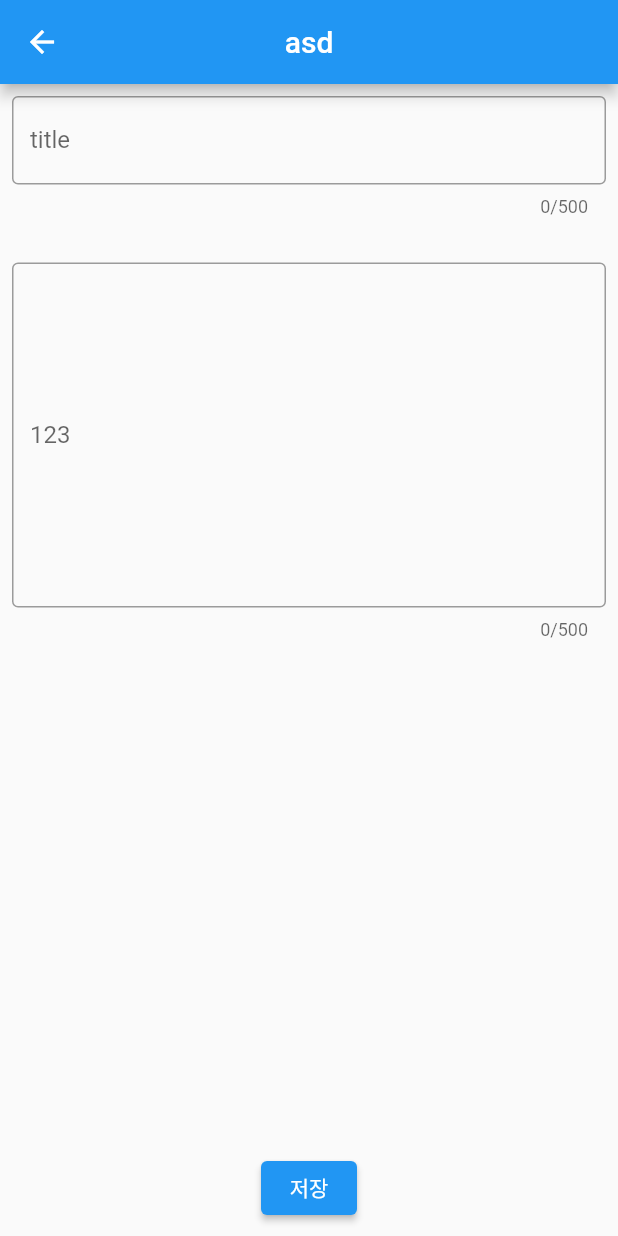
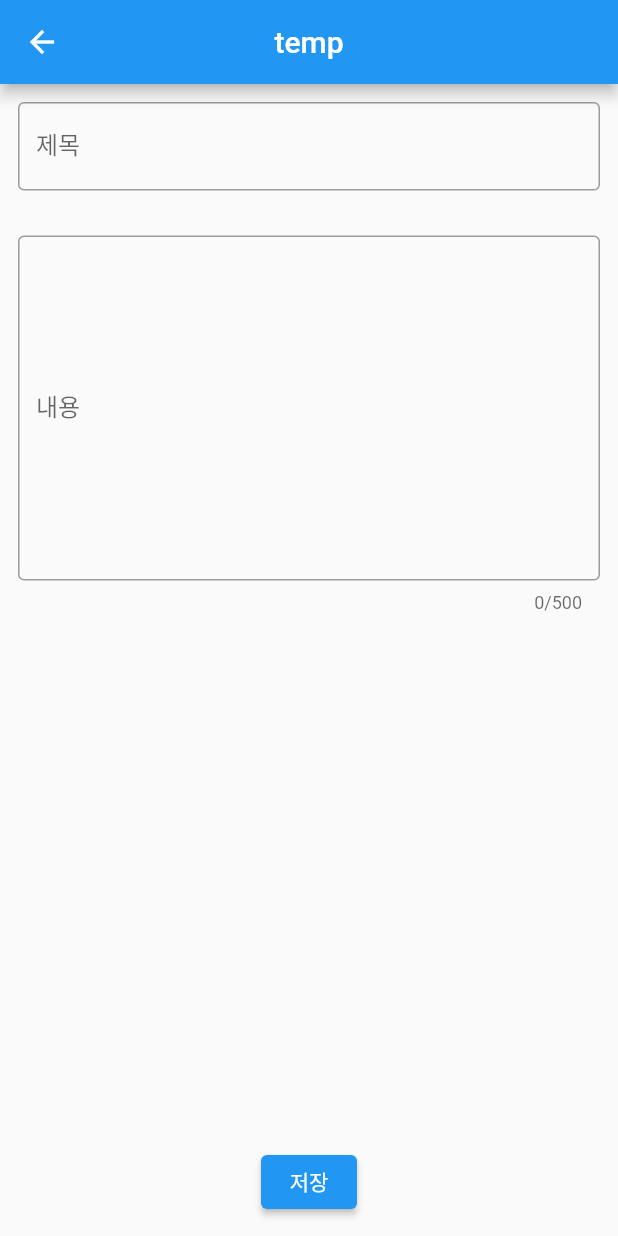
Before and after one commit to Yuika12321/flutter_application_diary, a Flutter app: the AddPage screen opened directly, after a tap on "저장", on a phone screen of 412 x 824 dp. Run offline on Flutter 3.47's test engine with Material 2 defaults, Android fonts, the phone set to English and light mode, and no system bars.

Commit message:
Update add_page.dart

```diff
--- a/lib/add_page.dart
+++ b/lib/add_page.dart
@@ -12,8 +12,9 @@ class AddPage extends StatefulWidget {
 }
 
 class _AddPageState extends State<AddPage> {
+  // var controller1 = TextEditingController();
+  // var controller2 = TextEditingController();
   String filePath = '';
-
   List<TextEditingController> controllers = [
     TextEditingController(),
     TextEditingController(),
@@ -21,6 +22,7 @@ class _AddPageState extends State<AddPage> {
 
   @override
   void initState() {
+    // TODO: implement initState
     super.initState();
     filePath = widget.filePath;
   }
@@ -33,16 +35,16 @@ class _AddPageState extends State<AddPage> {
         'title': controllers[0].text,
         'contents': controllers[1].text,
       };
+
       // 기존에 파일이 있는 경우
       if (file.existsSync()) {
         var fileContents = await file.readAsString();
-        // [{기존 작성했던 글},{},{} . . . .] => String
         dataList = jsonDecode(fileContents) as List<dynamic>;
       }
-      // 내가 방금 쓴 글을 추가
+      // 내가 방금 쓴 글을 추가해야함
       dataList.add(data);
-      var jsonData = jsonEncode(dataList);
-      await file.writeAsString(jsonData, mode: FileMode.append);
+      var jsondata = jsonEncode(dataList);
+      await file.writeAsString(jsondata);
       return true;
     } catch (e) {
       print(e);
@@ -54,20 +56,19 @@ class _AddPageState extends State<AddPage> {
   Widget build(BuildContext context) {
     return Scaffold(
       appBar: AppBar(
-        title: const Text('asd'),
+        title: Text(filePath),
         centerTitle: true,
       ),
       body: Form(
         child: Padding(
-        padding: const EdgeInsets.all(8.0),
+          padding: const EdgeInsets.all(12.0),
           child: Column(
             children: [
               TextFormField(
                 controller: controllers[0],
-              maxLength: 500,
                 decoration: const InputDecoration(
                   border: OutlineInputBorder(),
-                label: Text('title'),
+                  label: Text('제목'),
                 ),
               ),
               const SizedBox(
@@ -79,23 +80,27 @@ class _AddPageState extends State<AddPage> {
                   maxLength: 500,
                   maxLines: 10,
                   decoration: const InputDecoration(
-                    border: OutlineInputBorder(), label: Text('123')),
+                    border: OutlineInputBorder(),
+                    label: Text('내용'),
+                  ),
                 ),
               ),
               ElevatedButton(
                 onPressed: () {
                   var title = controllers[0].text;
-                  var result = fileSave(); // T, F
+                  var result = fileSave(); // 저장이 잘 되었다면 T, 안되었다면 F
                   if (result == true) {
-                    Navigator.pop(context, 'oo');
+                    Navigator.pop(context, 'ok');
                   } else {
                     print('저장실패');
                   }
                 },
-                child: const Text('저장'))
+                child: const Text('저장'),
+              )
             ],
           ),
-      )),
+        ),
+      ),
     );
   }
 }
```
Lines whose indentation alone changed are shown as unchanged.
